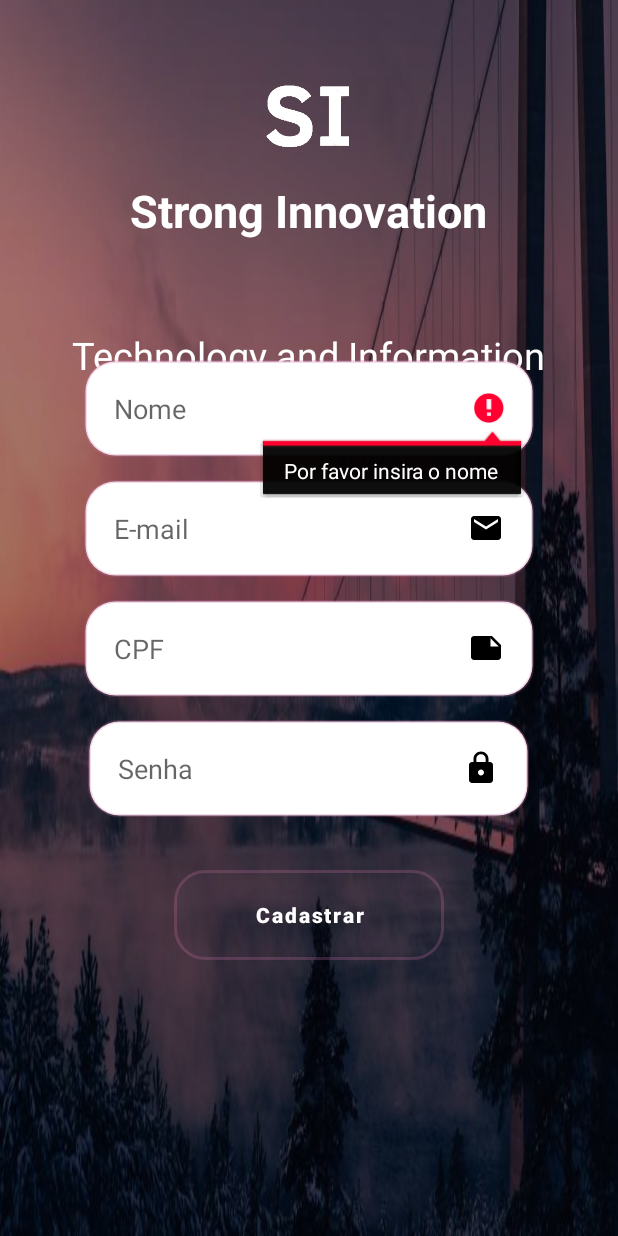
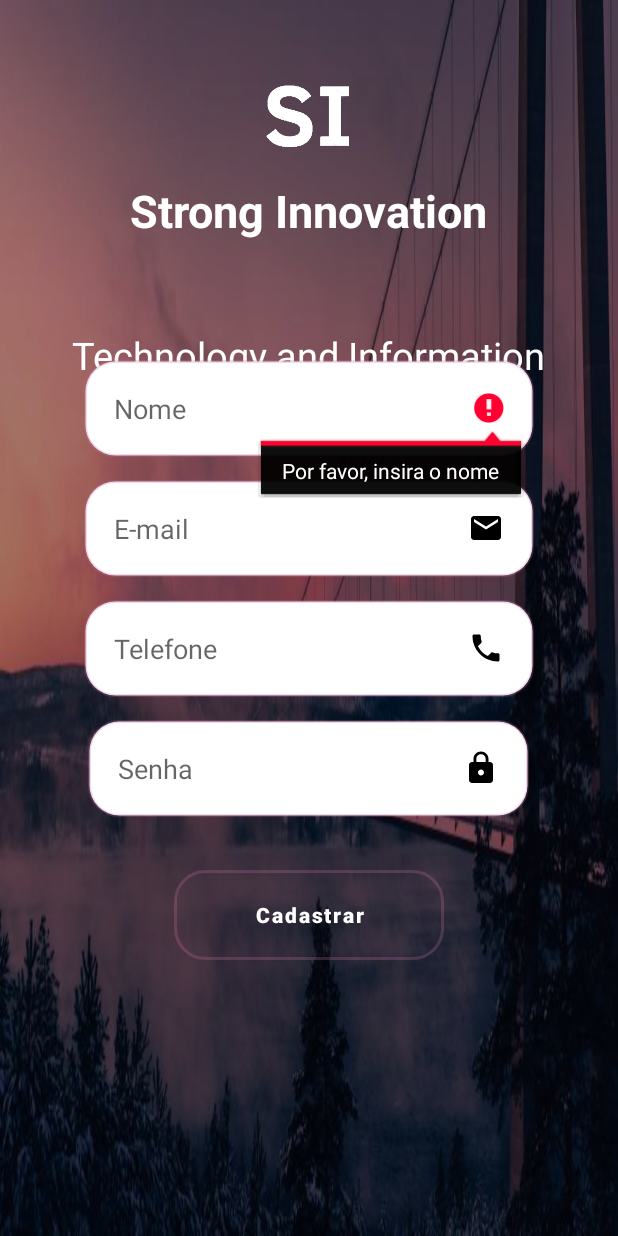
Before and after one commit to KaiqueGSilva/Projeto_S, an Android app: the CadastroActivity screen opened directly, with no data from a screen before it, after a tap on "Cadastrar", on a phone screen of 412 x 824 dp. Run offline under Robolectric (Android 15) with nearby library versions, the phone set to English and light mode, and no system bars.

Commit message:
substituicao do cpf para telefone

```diff
--- a/app/src/main/java/br/com/senac/projeto_integrador/CadastroActivity.java
+++ b/app/src/main/java/br/com/senac/projeto_integrador/CadastroActivity.java
@@ -11,7 +11,7 @@ import android.widget.EditText;
 
 public class CadastroActivity extends AppCompatActivity {
     //Declarar as variáveis globais
-    EditText edtCadNome, edtCadEmail, edtCadCPF, edtCadSenha;
+    EditText edtCadNome, edtCadEmail, edtCadTel, edtCadSenha;
     Button btnCadCadastrar;
 
     @Override
@@ -22,7 +22,7 @@ public class CadastroActivity extends AppCompatActivity {
         //Apresentando as variáveis xml no java
         edtCadNome = findViewById(R.id.edtCadNome);
         edtCadEmail = findViewById(R.id.edtCadEmail);
-        edtCadCPF = findViewById(R.id.edtCadCPF);
+        edtCadTel = findViewById(R.id.edtCadTel);
         edtCadSenha = findViewById(R.id.edtCadSenha);
         btnCadCadastrar = findViewById(R.id.btnCadCadastrar);
 
@@ -31,29 +31,29 @@ public class CadastroActivity extends AppCompatActivity {
             public void onClick(View v) {
                 String nome = edtCadNome.getText().toString().trim();
                 String email = edtCadEmail.getText().toString().trim();
-                String cpf = edtCadCPF.getText().toString().trim();
+                String cpf = edtCadTel.getText().toString().trim();
                 String senha = edtCadSenha.getText().toString().trim();
 
                 if (TextUtils.isEmpty(nome)) {
-                    edtCadNome.setError("Por favor insira o nome");
+                    edtCadNome.setError("Por favor, insira o nome");
                     edtCadNome.requestFocus();
                     return;
                 }
 
                 if (TextUtils.isEmpty(email)) {
-                    edtCadEmail.setError("Por favor insira o e-mail");
+                    edtCadEmail.setError("Por favor, insira o e-mail");
                     edtCadEmail.requestFocus();
                     return;
                 }
 
                 if (TextUtils.isEmpty(cpf)) {
-                    edtCadCPF.setError("Por favor insira o CPF");
-                    edtCadCPF.requestFocus();
+                    edtCadTel.setError("Por favor, insira o telefone");
+                    edtCadTel.requestFocus();
                     return;
                 }
 
                 if (TextUtils.isEmpty(senha)) {
-                    edtCadSenha.setError("Insira a senha");
+                    edtCadSenha.setError("Por favor, insira a senha");
                     edtCadSenha.requestFocus();
                     return;
                 }
--- /dev/null
+++ b/app/src/main/res/drawable/ic_baseline_phone.xml
@@ -0,0 +1,5 @@
+<vector android:height="24dp" android:tint="#000000"
+    android:viewportHeight="24" android:viewportWidth="24"
+    android:width="24dp" xmlns:android="http://schemas.android.com/apk/res/android">
+    <path android:fillColor="@android:color/white" android:pathData="M6.62,10.79c1.44,2.83 3.76,5.14 6.59,6.59l2.2,-2.2c0.27,-0.27 0.67,-0.36 1.02,-0.24 1.12,0.37 2.33,0.57 3.57,0.57 0.55,0 1,0.45 1,1V20c0,0.55 -0.45,1 -1,1 -9.39,0 -17,-7.61 -17,-17 0,-0.55 0.45,-1 1,-1h3.5c0.55,0 1,0.45 1,1 0,1.25 0.2,2.45 0.57,3.57 0.11,0.35 0.03,0.74 -0.25,1.02l-2.2,2.2z"/>
+</vector>
--- a/app/src/main/res/layout/cadastro_layout.xml
+++ b/app/src/main/res/layout/cadastro_layout.xml
@@ -47,7 +47,7 @@
             android:layout_marginTop="240dp"
             android:background="@drawable/botao"
             android:drawableRight="@drawable/ic_baseline_person"
-            android:hint="Nome "
+            android:hint="Nome"
             android:inputType="textPersonName" />
 
         <EditText
@@ -63,15 +63,15 @@
             android:inputType="textPersonName" />
 
         <EditText
-            android:id="@+id/edtCadCPF"
+            android:id="@+id/edtCadTel"
             android:layout_width="300dp"
             android:layout_height="wrap_content"
             android:layout_gravity="center_horizontal"
             android:layout_marginTop="400dp"
             android:background="@drawable/botao"
             android:maxLength="14"
-            android:drawableRight="@drawable/ic_baseline_note"
-            android:hint="CPF"
+            android:drawableRight="@drawable/ic_baseline_phone"
+            android:hint="Telefone"
             android:inputType="textPersonName" />
 
         <EditText
```
